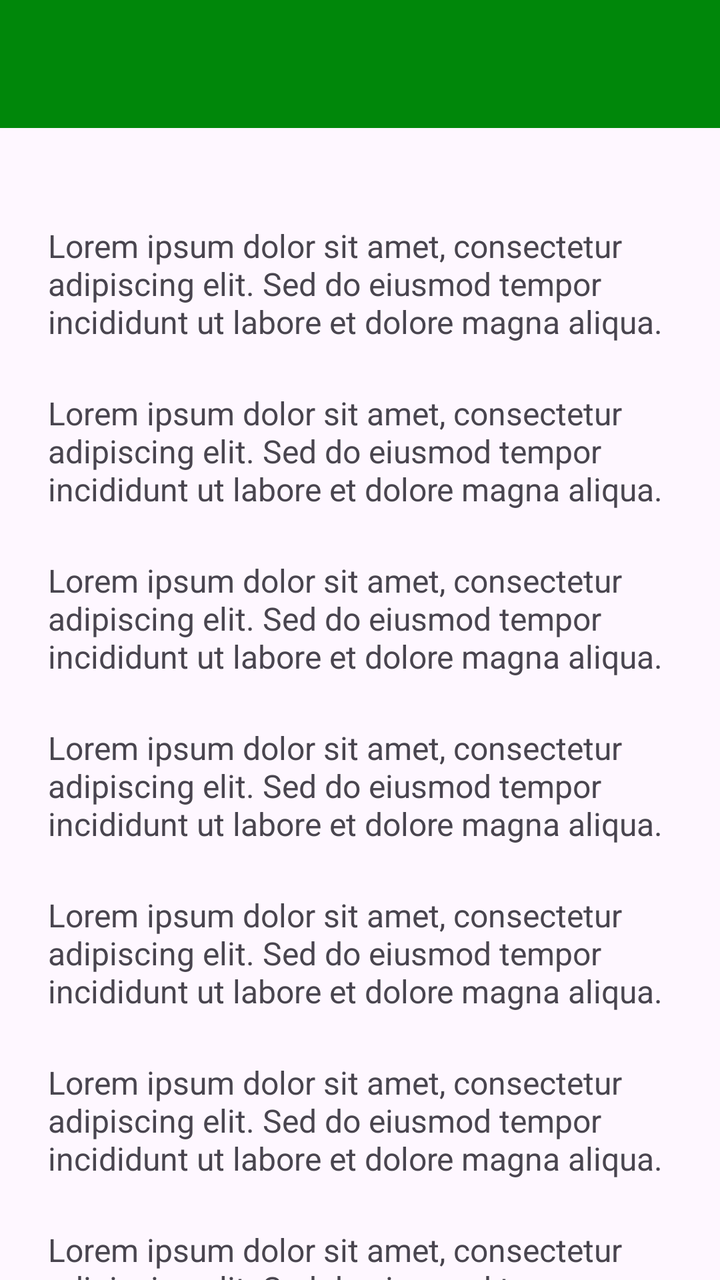
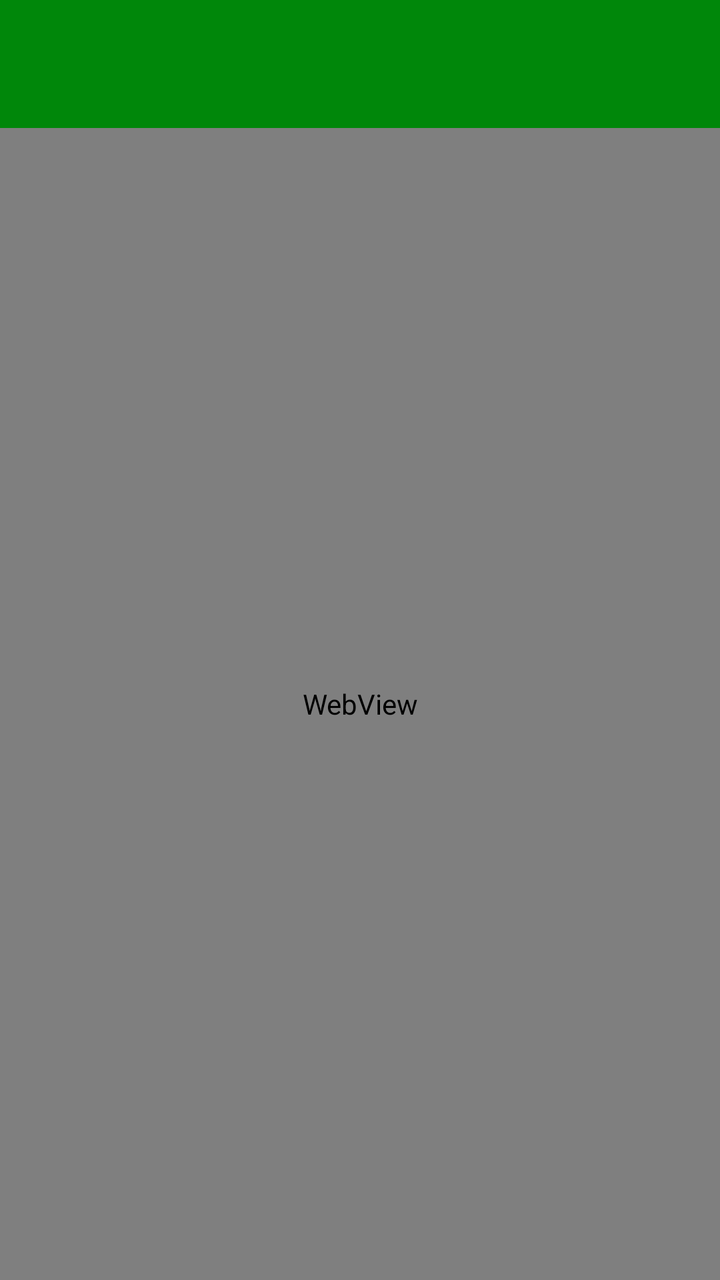

Two renders of the same Android screen: before a commit and after it. Below are the layout's source before the change and the commit's diff.
<!-- AndroidManifest.xml: application theme Theme.Mrstango -->
<!-- res/layout/activity_web_view.xml -->
<?xml version="1.0" encoding="utf-8"?>
<androidx.coordinatorlayout.widget.CoordinatorLayout xmlns:android="http://schemas.android.com/apk/res/android"
    xmlns:app="http://schemas.android.com/apk/res-auto"
    xmlns:tools="http://schemas.android.com/tools"
    android:id="@+id/main"
    android:layout_width="match_parent"
    android:layout_height="match_parent"
    tools:context=".WebViewActivity">

    <com.google.android.material.appbar.AppBarLayout
        android:id="@+id/appBarLayout"
        android:layout_width="match_parent"
        android:layout_height="wrap_content"
        android:theme="@style/ThemeOverlay.AppCompat.ActionBar">

        <androidx.appcompat.widget.Toolbar
            android:id="@+id/toolbar"
            android:layout_width="match_parent"
            android:layout_height="?attr/actionBarSize"
            android:background="@color/dark_green"
            app:layout_constraintEnd_toEndOf="parent"
            app:layout_constraintStart_toStartOf="parent"
            app:layout_constraintTop_toTopOf="parent"
            app:subtitleTextColor="@android:color/white"
            app:titleTextColor="@android:color/white" />
    </com.google.android.material.appbar.AppBarLayout>

    
    <androidx.core.widget.NestedScrollView
        android:layout_width="match_parent"
        android:layout_height="match_parent"
        app:layout_behavior="@string/appbar_scrolling_view_behavior"
        android:padding="24dp"
        android:clipToPadding="false">

        <LinearLayout
            android:layout_width="match_parent"
            android:layout_height="wrap_content"
            android:orientation="vertical"
            android:gravity="center_horizontal">



            
            <TextView
                android:layout_width="match_parent"
                android:layout_height="wrap_content"
                android:text="Lorem ipsum dolor sit amet, consectetur adipiscing elit. Sed do eiusmod tempor incididunt ut labore et dolore magna aliqua. "
                android:textSize="16sp"
                android:layout_marginTop="24dp" />
            <TextView
                android:layout_width="match_parent"
                android:layout_height="wrap_content"
                android:text="Lorem ipsum dolor sit amet, consectetur adipiscing elit. Sed do eiusmod tempor incididunt ut labore et dolore magna aliqua. "
                android:textSize="16sp"
                android:layout_marginTop="24dp" />
            <TextView
                android:layout_width="match_parent"
                android:layout_height="wrap_content"
                android:text="Lorem ipsum dolor sit amet, consectetur adipiscing elit. Sed do eiusmod tempor incididunt ut labore et dolore magna aliqua. "
                android:textSize="16sp"
                android:layout_marginTop="24dp" />
            <TextView
                android:layout_width="match_parent"
                android:layout_height="wrap_content"
                android:text="Lorem ipsum dolor sit amet, consectetur adipiscing elit. Sed do eiusmod tempor incididunt ut labore et dolore magna aliqua. "
                android:textSize="16sp"
                android:layout_marginTop="24dp" />
            <TextView
                android:layout_width="match_parent"
                android:layout_height="wrap_content"
                android:text="Lorem ipsum dolor sit amet, consectetur adipiscing elit. Sed do eiusmod tempor incididunt ut labore et dolore magna aliqua. "
                android:textSize="16sp"
                android:layout_marginTop="24dp" />
            <TextView
                android:layout_width="match_parent"
                android:layout_height="wrap_content"
                android:text="Lorem ipsum dolor sit amet, consectetur adipiscing elit. Sed do eiusmod tempor incididunt ut labore et dolore magna aliqua. "
                android:textSize="16sp"
                android:layout_marginTop="24dp" />
            <TextView
                android:layout_width="match_parent"
                android:layout_height="wrap_content"
                android:text="Lorem ipsum dolor sit amet, consectetur adipiscing elit. Sed do eiusmod tempor incididunt ut labore et dolore magna aliqua. "
                android:textSize="16sp"
                android:layout_marginTop="24dp" />
            <TextView
                android:layout_width="match_parent"
                android:layout_height="wrap_content"
                android:text="Lorem ipsum dolor sit amet, consectetur adipiscing elit. Sed do eiusmod tempor incididunt ut labore et dolore magna aliqua. "
                android:textSize="16sp"
                android:layout_marginTop="24dp" />
            <TextView
                android:layout_width="match_parent"
                android:layout_height="wrap_content"
                android:text="Lorem ipsum dolor sit amet, consectetur adipiscing elit. Sed do eiusmod tempor incididunt ut labore et dolore magna aliqua. "
                android:textSize="16sp"
                android:layout_marginTop="24dp" />
            <TextView
                android:layout_width="match_parent"
                android:layout_height="wrap_content"
                android:text="Lorem ipsum dolor sit amet, consectetur adipiscing elit. Sed do eiusmod tempor incididunt ut labore et dolore magna aliqua. "
                android:textSize="16sp"
                android:layout_marginTop="24dp" />
            <TextView
                android:layout_width="match_parent"
                android:layout_height="wrap_content"
                android:text="Lorem ipsum dolor sit amet, consectetur adipiscing elit. Sed do eiusmod tempor incididunt ut labore et dolore magna aliqua. "
                android:textSize="16sp"
                android:layout_marginTop="24dp" />
            <TextView
                android:layout_width="match_parent"
                android:layout_height="wrap_content"
                android:text="Lorem ipsum dolor sit amet, consectetur adipiscing elit. Sed do eiusmod tempor incididunt ut labore et dolore magna aliqua. "
                android:textSize="16sp"
                android:layout_marginTop="24dp" />
            <TextView
                android:layout_width="match_parent"
                android:layout_height="wrap_content"
                android:text="Lorem ipsum dolor sit amet, consectetur adipiscing elit. Sed do eiusmod tempor incididunt ut labore et dolore magna aliqua. "
                android:textSize="16sp"
                android:layout_marginTop="24dp" />
            <TextView
                android:layout_width="match_parent"
                android:layout_height="wrap_content"
                android:text="Lorem ipsum dolor sit amet, consectetur adipiscing elit. Sed do eiusmod tempor incididunt ut labore et dolore magna aliqua. "
                android:textSize="16sp"
                android:layout_marginTop="24dp" />
            <TextView
                android:layout_width="match_parent"
                android:layout_height="wrap_content"
                android:text="Lorem ipsum dolor sit amet, consectetur adipiscing elit. Sed do eiusmod tempor incididunt ut labore et dolore magna aliqua. "
                android:textSize="16sp"
                android:layout_marginTop="24dp" />
            <TextView
                android:layout_width="match_parent"
                android:layout_height="wrap_content"
                android:text="Lorem ipsum dolor sit amet, consectetur adipiscing elit. Sed do eiusmod tempor incididunt ut labore et dolore magna aliqua. "
                android:textSize="16sp"
                android:layout_marginTop="24dp" />
            <TextView
                android:layout_width="match_parent"
                android:layout_height="wrap_content"
                android:text="Lorem ipsum dolor sit amet, consectetur adipiscing elit. Sed do eiusmod tempor incididunt ut labore et dolore magna aliqua. "
                android:textSize="16sp"
                android:layout_marginTop="24dp" />
        </LinearLayout>
    </androidx.core.widget.NestedScrollView>

</androidx.coordinatorlayout.widget.CoordinatorLayout>
<!-- resources referenced by this layout -->
<resources>
  <color name="dark_green">#00870A</color>
  <style name="Theme.Mrstango" parent="Base.Theme.Mrstango" />
  <style name="Base.Theme.Mrstango" parent="Theme.Material3.DayNight.NoActionBar">
          
          
      </style>
</resources>

<!-- the commit's change to res/layout/activity_web_view.xml (unified diff, before → after) -->
@@ -1,5 +1,5 @@
 <?xml version="1.0" encoding="utf-8"?>
-<androidx.coordinatorlayout.widget.CoordinatorLayout xmlns:android="http://schemas.android.com/apk/res/android"
+<androidx.constraintlayout.widget.ConstraintLayout xmlns:android="http://schemas.android.com/apk/res/android"
     xmlns:app="http://schemas.android.com/apk/res-auto"
     xmlns:tools="http://schemas.android.com/tools"
     android:id="@+id/main"
@@ -7,144 +7,24 @@
     android:layout_height="match_parent"
     tools:context=".WebViewActivity">
 
-    <com.google.android.material.appbar.AppBarLayout
-        android:id="@+id/appBarLayout"
+    <androidx.appcompat.widget.Toolbar
+        android:id="@+id/toolbar"
         android:layout_width="match_parent"
-        android:layout_height="wrap_content"
-        android:theme="@style/ThemeOverlay.AppCompat.ActionBar">
+        android:layout_height="?attr/actionBarSize"
+        android:background="@color/dark_green"
+        app:layout_constraintEnd_toEndOf="parent"
+        app:layout_constraintStart_toStartOf="parent"
+        app:layout_constraintTop_toTopOf="parent"
+        app:subtitleTextColor="@android:color/white"
+        app:titleTextColor="@android:color/white" />
 
-        <androidx.appcompat.widget.Toolbar
-            android:id="@+id/toolbar"
-            android:layout_width="match_parent"
-            android:layout_height="?attr/actionBarSize"
-            android:background="@color/dark_green"
-            app:layout_constraintEnd_toEndOf="parent"
-            app:layout_constraintStart_toStartOf="parent"
-            app:layout_constraintTop_toTopOf="parent"
-            app:subtitleTextColor="@android:color/white"
-            app:titleTextColor="@android:color/white" />
-    </com.google.android.material.appbar.AppBarLayout>
+    <WebView
+        android:id="@+id/webView"
+        android:layout_width="0dp"
+        android:layout_height="0dp"
+        app:layout_constraintBottom_toBottomOf="parent"
+        app:layout_constraintEnd_toEndOf="parent"
+        app:layout_constraintStart_toStartOf="parent"
+        app:layout_constraintTop_toBottomOf="@+id/toolbar" />
 
-    
-    <androidx.core.widget.NestedScrollView
-        android:layout_width="match_parent"
-        android:layout_height="match_parent"
-        app:layout_behavior="@string/appbar_scrolling_view_behavior"
-        android:padding="24dp"
-        android:clipToPadding="false">
-
-        <LinearLayout
-            android:layout_width="match_parent"
-            android:layout_height="wrap_content"
-            android:orientation="vertical"
-            android:gravity="center_horizontal">
-
-
-
-            
-            <TextView
-                android:layout_width="match_parent"
-                android:layout_height="wrap_content"
-                android:text="Lorem ipsum dolor sit amet, consectetur adipiscing elit. Sed do eiusmod tempor incididunt ut labore et dolore magna aliqua. "
-                android:textSize="16sp"
-                android:layout_marginTop="24dp" />
-            <TextView
-                android:layout_width="match_parent"
-                android:layout_height="wrap_content"
-                android:text="Lorem ipsum dolor sit amet, consectetur adipiscing elit. Sed do eiusmod tempor incididunt ut labore et dolore magna aliqua. "
-                android:textSize="16sp"
-                android:layout_marginTop="24dp" />
-            <TextView
-                android:layout_width="match_parent"
-                android:layout_height="wrap_content"
-                android:text="Lorem ipsum dolor sit amet, consectetur adipiscing elit. Sed do eiusmod tempor incididunt ut labore et dolore magna aliqua. "
-                android:textSize="16sp"
-                android:layout_marginTop="24dp" />
-            <TextView
-                android:layout_width="match_parent"
-                android:layout_height="wrap_content"
-                android:text="Lorem ipsum dolor sit amet, consectetur adipiscing elit. Sed do eiusmod tempor incididunt ut labore et dolore magna aliqua. "
-                android:textSize="16sp"
-                android:layout_marginTop="24dp" />
-            <TextView
-                android:layout_width="match_parent"
-                android:layout_height="wrap_content"
-                android:text="Lorem ipsum dolor sit amet, consectetur adipiscing elit. Sed do eiusmod tempor incididunt ut labore et dolore magna aliqua. "
-                android:textSize="16sp"
-                android:layout_marginTop="24dp" />
-            <TextView
-                android:layout_width="match_parent"
-                android:layout_height="wrap_content"
-                android:text="Lorem ipsum dolor sit amet, consectetur adipiscing elit. Sed do eiusmod tempor incididunt ut labore et dolore magna aliqua. "
-                android:textSize="16sp"
-                android:layout_marginTop="24dp" />
-            <TextView
-                android:layout_width="match_parent"
-                android:layout_height="wrap_content"
-                android:text="Lorem ipsum dolor sit amet, consectetur adipiscing elit. Sed do eiusmod tempor incididunt ut labore et dolore magna aliqua. "
-                android:textSize="16sp"
-                android:layout_marginTop="24dp" />
-            <TextView
-                android:layout_width="match_parent"
-                android:layout_height="wrap_content"
-                android:text="Lorem ipsum dolor sit amet, consectetur adipiscing elit. Sed do eiusmod tempor incididunt ut labore et dolore magna aliqua. "
-                android:textSize="16sp"
-                android:layout_marginTop="24dp" />
-            <TextView
-                android:layout_width="match_parent"
-                android:layout_height="wrap_content"
-                android:text="Lorem ipsum dolor sit amet, consectetur adipiscing elit. Sed do eiusmod tempor incididunt ut labore et dolore magna aliqua. "
-                android:textSize="16sp"
-                android:layout_marginTop="24dp" />
-            <TextView
-                android:layout_width="match_parent"
-                android:layout_height="wrap_content"
-                android:text="Lorem ipsum dolor sit amet, consectetur adipiscing elit. Sed do eiusmod tempor incididunt ut labore et dolore magna aliqua. "
-                android:textSize="16sp"
-                android:layout_marginTop="24dp" />
-            <TextView
-                android:layout_width="match_parent"
-                android:layout_height="wrap_content"
-                android:text="Lorem ipsum dolor sit amet, consectetur adipiscing elit. Sed do eiusmod tempor incididunt ut labore et dolore magna aliqua. "
-                android:textSize="16sp"
-                android:layout_marginTop="24dp" />
-            <TextView
-                android:layout_width="match_parent"
-                android:layout_height="wrap_content"
-                android:text="Lorem ipsum dolor sit amet, consectetur adipiscing elit. Sed do eiusmod tempor incididunt ut labore et dolore magna aliqua. "
-                android:textSize="16sp"
-                android:layout_marginTop="24dp" />
-            <TextView
-                android:layout_width="match_parent"
-                android:layout_height="wrap_content"
-                android:text="Lorem ipsum dolor sit amet, consectetur adipiscing elit. Sed do eiusmod tempor incididunt ut labore et dolore magna aliqua. "
-                android:textSize="16sp"
-                android:layout_marginTop="24dp" />
-            <TextView
-                android:layout_width="match_parent"
-                android:layout_height="wrap_content"
-                android:text="Lorem ipsum dolor sit amet, consectetur adipiscing elit. Sed do eiusmod tempor incididunt ut labore et dolore magna aliqua. "
-                android:textSize="16sp"
-                android:layout_marginTop="24dp" />
-            <TextView
-                android:layout_width="match_parent"
-                android:layout_height="wrap_content"
-                android:text="Lorem ipsum dolor sit amet, consectetur adipiscing elit. Sed do eiusmod tempor incididunt ut labore et dolore magna aliqua. "
-                android:textSize="16sp"
-                android:layout_marginTop="24dp" />
-            <TextView
-                android:layout_width="match_parent"
-                android:layout_height="wrap_content"
-                android:text="Lorem ipsum dolor sit amet, consectetur adipiscing elit. Sed do eiusmod tempor incididunt ut labore et dolore magna aliqua. "
-                android:textSize="16sp"
-                android:layout_marginTop="24dp" />
-            <TextView
-                android:layout_width="match_parent"
-                android:layout_height="wrap_content"
-                android:text="Lorem ipsum dolor sit amet, consectetur adipiscing elit. Sed do eiusmod tempor incididunt ut labore et dolore magna aliqua. "
-                android:textSize="16sp"
-                android:layout_marginTop="24dp" />
-        </LinearLayout>
-    </androidx.core.widget.NestedScrollView>
-
-</androidx.coordinatorlayout.widget.CoordinatorLayout>
+</androidx.constraintlayout.widget.ConstraintLayout>
